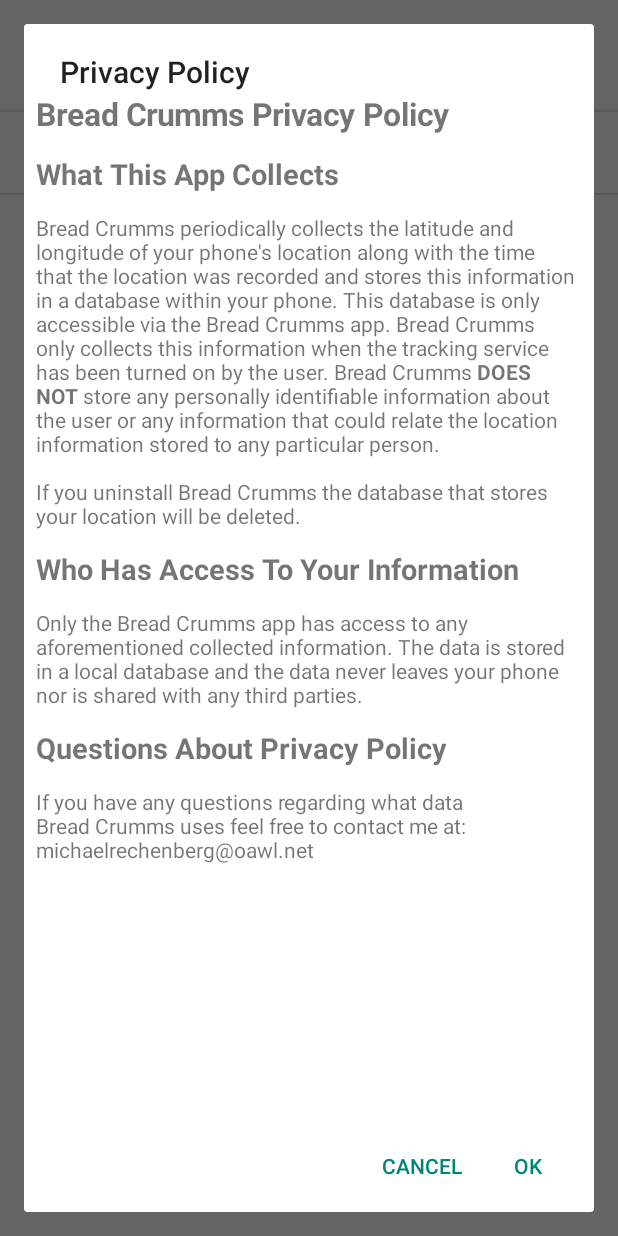
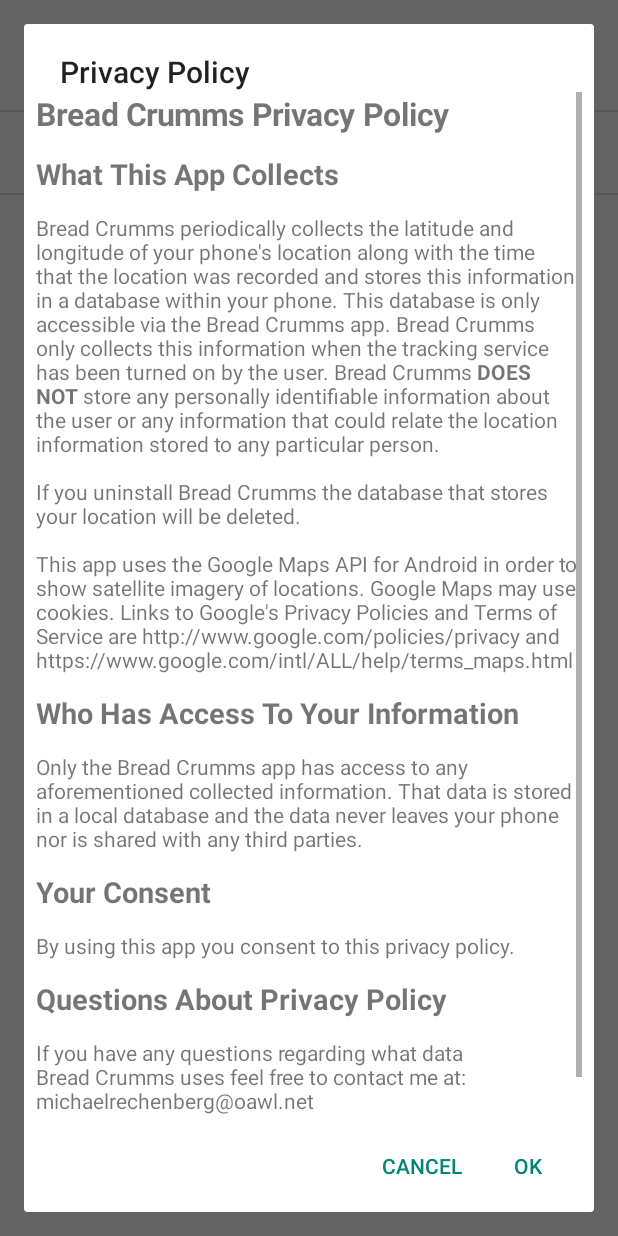
Before and after one commit to MichaelRechenberg/BreadCrumms, an Android app: the MainActivitySettingsActivity screen opened directly, with no data from a screen before it, after a tap on "Privacy Policy", on a phone screen of 412 x 824 dp. Run offline under Robolectric (Android 15) with nearby library versions, the phone set to English and light mode, and no system bars.

Commit message:
Update Privacy Policy

```diff
--- a/app/src/main/res/values/strings.xml
+++ b/app/src/main/res/values/strings.xml
@@ -141,9 +141,15 @@
         about the user or any information that could relate the location information stored
         to any particular person.</p>
         <p>If you uninstall Bread Crumms the database that stores your location will be deleted.</p>
+        <p>This app uses the Google Maps API for Android in order to show satellite imagery
+        of locations.  Google Maps may use cookies.  Links to Google\'s Privacy Policies and Terms of
+        Service are http://www.google.com/policies/privacy
+        and https://www.google.com/intl/ALL/help/terms_maps.html</p>
         <h2>Who Has Access To Your Information</h2>
-        <p>Only the Bread Crumms app has access to any aforementioned collected information.  The data
+        <p>Only the Bread Crumms app has access to any aforementioned collected information.  That data
         is stored in a local database and the data never leaves your phone nor is shared with any third parties.</p>
+        <h2>Your Consent<h2>
+        <p>By using this app you consent to this privacy policy.</p>
         <h2>Questions About Privacy Policy</h2>
         <p>If you have any questions regarding what data Bread Crumms uses feel free to contact me at:
         michaelrechenberg@oawl.net</p>
```
